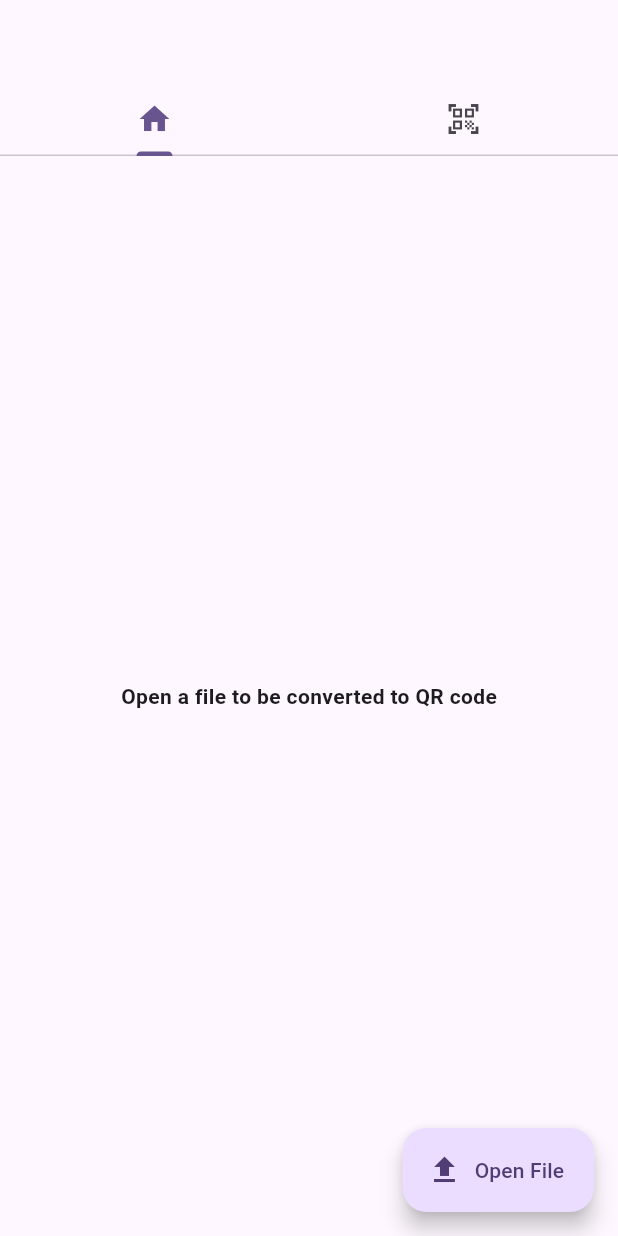
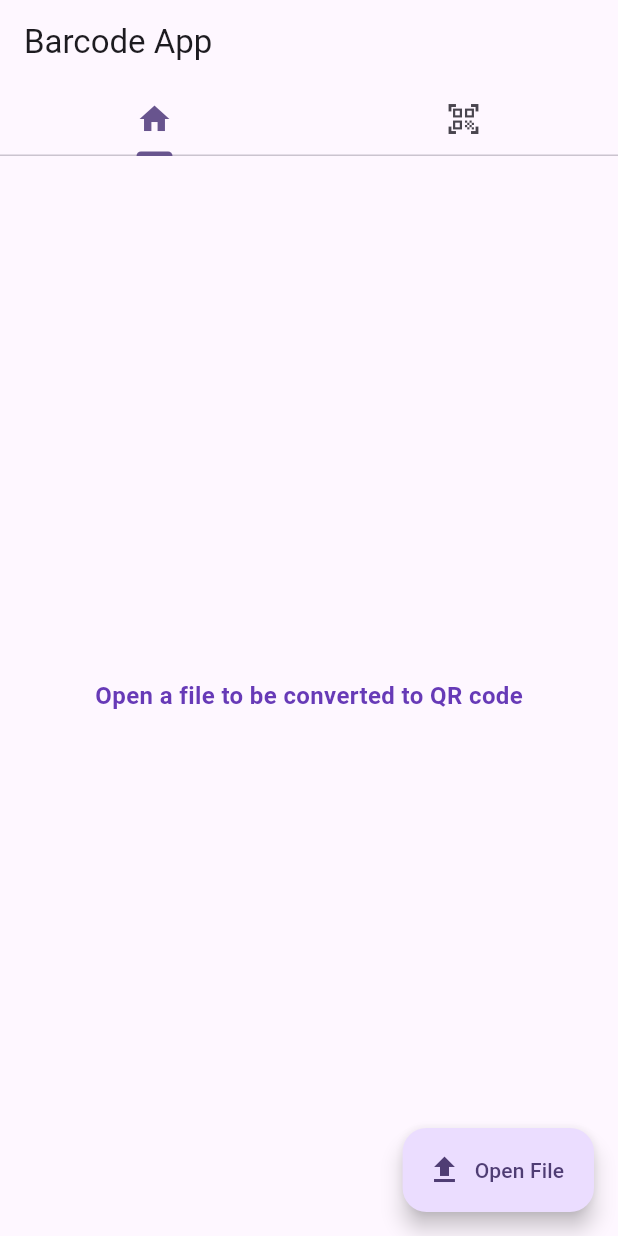
Before and after one commit to sreenumr/barcode_flutter, a Flutter app: the screen it shows after launch, on a phone screen of 412 x 824 dp. Run offline on Flutter 3.47's test engine with Material 2 defaults, Android fonts, the phone set to English and light mode, and no system bars; our stand-ins replace file_picker, permission_handler, qr_flutter; missing offline and left inert: barcode, dart:ffi, flutter_barcode_scanner, qr, qr_code_scanner, qr_mobile_vision.

Commit message:
Home page redecoration

```diff
--- a/lib/barcode_navigator.dart
+++ b/lib/barcode_navigator.dart
@@ -49,7 +49,26 @@ class BarcodeNavigatorState extends State<BarcodeNavigator> {
     return DefaultTabController(
       length: 2,
       child: Scaffold(
-        appBar: AppBar(
+        appBar:
+            // PreferredSize(
+            //     preferredSize: const Size.fromHeight(120),
+            //     child: Container(
+            //       child: const Column(
+            //         children: [
+            //           TabBar(
+            //             tabs: [
+            //               Tab(icon: Icon(Icons.home)),
+            //               Tab(icon: Icon(Icons.qr_code_scanner))
+            //             ],
+            //           ),
+            //         ],
+            //       ),
+            //     )),
+            AppBar(
+          // toolbarHeight: 10, // Set this height
+          title: const Text(
+            "Barcode App",
+          ),
           bottom: const TabBar(tabs: [
             Tab(icon: Icon(Icons.home)),
             Tab(icon: Icon(Icons.qr_code_scanner))
--- a/lib/main.dart
+++ b/lib/main.dart
@@ -8,6 +8,7 @@ import 'dart:developer';
 import 'package:barcode_app/utils/utils.dart';
 import 'package:flutter/foundation.dart';
 import 'package:flutter/material.dart';
+import 'package:flutter/services.dart';
 import 'widgets/pages/home.dart';
 import 'package:provider/provider.dart';
 import 'package:file_picker/file_picker.dart';
@@ -33,6 +34,12 @@ class MyApp extends StatelessWidget {
       create: (context) => MyAppState(),
       child: MaterialApp(
           theme: ThemeData(
+            textTheme: const TextTheme(
+              bodyMedium: TextStyle(
+                  fontWeight: FontWeight.bold,
+                  fontSize: 16,
+                  color: Colors.deepPurpleAccent),
+            ),
             useMaterial3: true,
             colorScheme: ColorScheme.fromSeed(seedColor: Colors.deepPurple),
           ),
--- a/lib/widgets/pages/home.dart
+++ b/lib/widgets/pages/home.dart
@@ -23,7 +23,9 @@ class _MyHomePageState extends State<MyHomePage> {
           children: <Widget>[
             if (appState.selectedFileName.isNotEmpty)
               Text(appState.selectedFileName,
-                  style: const TextStyle(fontWeight: FontWeight.bold)),
+                  style: const TextStyle(
+                    fontSize: 16,
+                  )),
             if (appState.selectedFileName.isNotEmpty)
               (ElevatedButton.icon(
                   onPressed: () {
@@ -42,15 +44,32 @@ class _MyHomePageState extends State<MyHomePage> {
             else
               const Text(
                 "Open a file to be converted to QR code",
-                style: TextStyle(fontWeight: FontWeight.bold),
+                style: TextStyle(
+                    fontWeight: FontWeight.bold,
+                    fontSize: 16,
+                    color: Colors.deepPurple),
               ),
-          ],
+          ]
+              .map((widget) => Padding(
+                    padding: const EdgeInsets.all(20),
+                    child: widget,
+                  ))
+              .toList(),
         ),
       ),
-      floatingActionButton: FloatingActionButton.extended(
-          onPressed: () => {appState.pickFile()},
-          icon: const Icon(Icons.file_upload),
-          label: const Text("Open File")),
+      floatingActionButton:
+          // Row(
+          // children: [
+          // FloatingActionButton.extended(
+          //     onPressed: () => {appState.pickFile()},
+          //     icon: const Icon(Icons.qr_code_scanner),
+          //     label: const Text("Generate Code")),
+          FloatingActionButton.extended(
+              onPressed: () => {appState.pickFile()},
+              icon: const Icon(Icons.file_upload),
+              label: const Text("Open File")),
+      // ],
     );
+    // );
   }
 }
```
